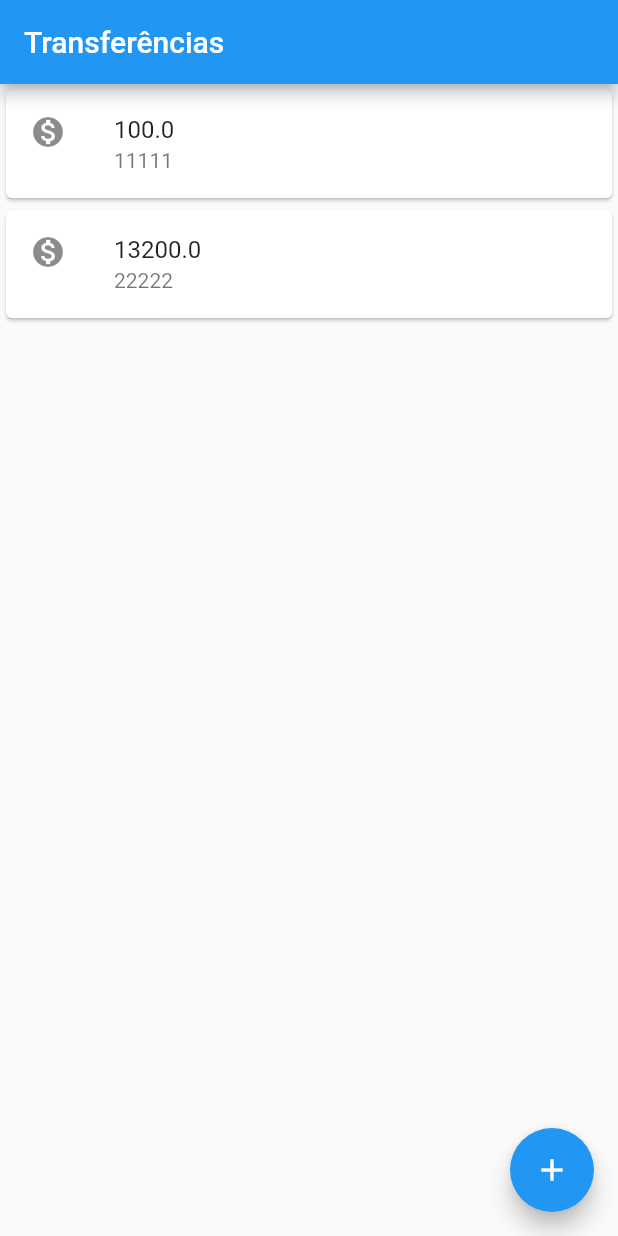
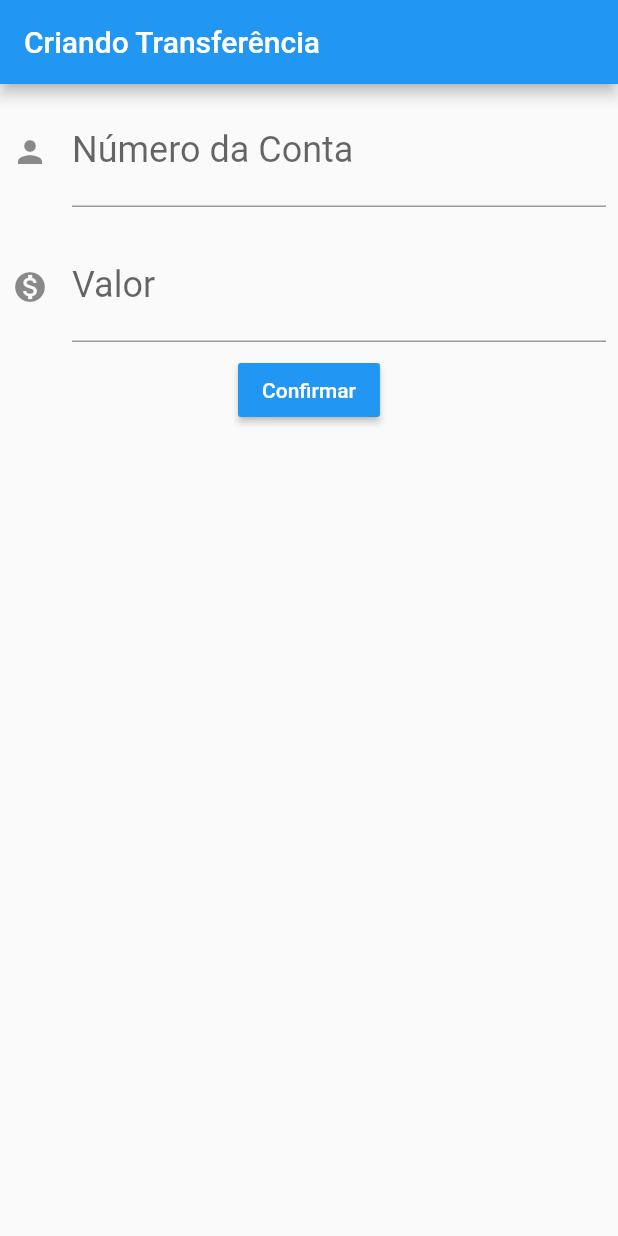
Before and after one commit to daviarndt/bytebank-flutter, a Flutter app: the screen it shows after launch, on a phone screen of 412 x 824 dp. Run offline on Flutter 3.47's test engine with Material 2 defaults, Android fonts, the phone set to English and light mode, and no system bars.

Commit message:
Refatoração de código e adiciona formulário

```diff
--- a/lib/main.dart
+++ b/lib/main.dart
@@ -1,26 +1,70 @@
 import 'package:flutter/cupertino.dart';
 import 'package:flutter/material.dart';
 
-void main() => runApp(MaterialApp(
-      home: Scaffold(
-        body: ListaTransferencias(),
-        appBar: AppBar(
-          title: Text("Transferências"),
-        ),
-        floatingActionButton: FloatingActionButton(
-          child: Icon(Icons.add),
-        ),
+void main() => runApp(BytebankApp());
+
+class FormularioTransferencia extends StatelessWidget {
+  @override
+  Widget build(BuildContext context) {
+    return Scaffold(
+      body: Column(
+        children: <Widget>[
+          Padding(
+            padding: const EdgeInsets.all(8.0),
+            child: TextField(
+              style: TextStyle(
+                fontSize: 24.0,
+              ),
+              decoration: InputDecoration(
+                  icon: Icon(Icons.person),
+                  labelText: 'Número da Conta',
+                  hintText: '0000'),
+              keyboardType: TextInputType.number,
+            ),
+          ),
+          Padding(
+            padding: const EdgeInsets.all(8.0),
+            child: TextField(
+              style: TextStyle(
+                fontSize: 24.0,
+              ),
+              decoration: InputDecoration(
+                  icon: Icon(Icons.monetization_on),
+                  labelText: 'Valor',
+                  hintText: '0.00'),
+              keyboardType: TextInputType.number,
+            ),
+          ),
+          RaisedButton(
+              color: Colors.blue,
+              onPressed: () {},
+              textColor: Colors.white,
+              child: Text("Confirmar")),
+        ],
       ),
-    ));
+      appBar: AppBar(
+        title: Text("Criando Transferência"),
+      ),
+    );
+  }
+}
 
 class ListaTransferencias extends StatelessWidget {
   @override
   Widget build(BuildContext context) {
-    return Column(
-      children: <Widget>[
-        ItemTransferencia(Transferencia(100.0, 11111)),
-        ItemTransferencia(Transferencia(13200.0, 22222)),
-      ],
+    return Scaffold(
+      body: Column(
+        children: <Widget>[
+          ItemTransferencia(Transferencia(100.0, 11111)),
+          ItemTransferencia(Transferencia(13200.0, 22222)),
+        ],
+      ),
+      appBar: AppBar(
+        title: Text("Transferências"),
+      ),
+      floatingActionButton: FloatingActionButton(
+        child: Icon(Icons.add),
+      ),
     );
   }
 }
@@ -49,3 +93,14 @@ class Transferencia {
 
   Transferencia(this.valor, this.numeroConta);
 }
+
+class BytebankApp extends StatelessWidget {
+  @override
+  Widget build(BuildContext context) {
+    return MaterialApp(
+      home: Scaffold(
+        body: FormularioTransferencia(),
+      ),
+    );
+  }
+}
```
